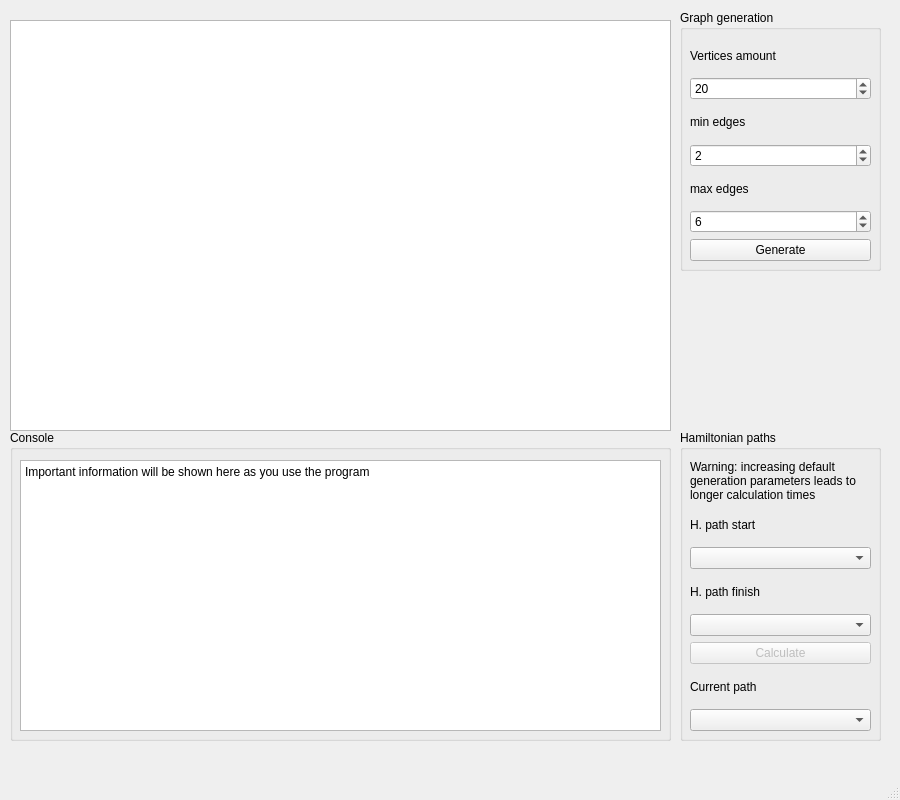
This is ui/mainwindow.ui in MetallicSky/HamiltonianPathGraph as Qt 5 draws it before an edit. The edited form follows.
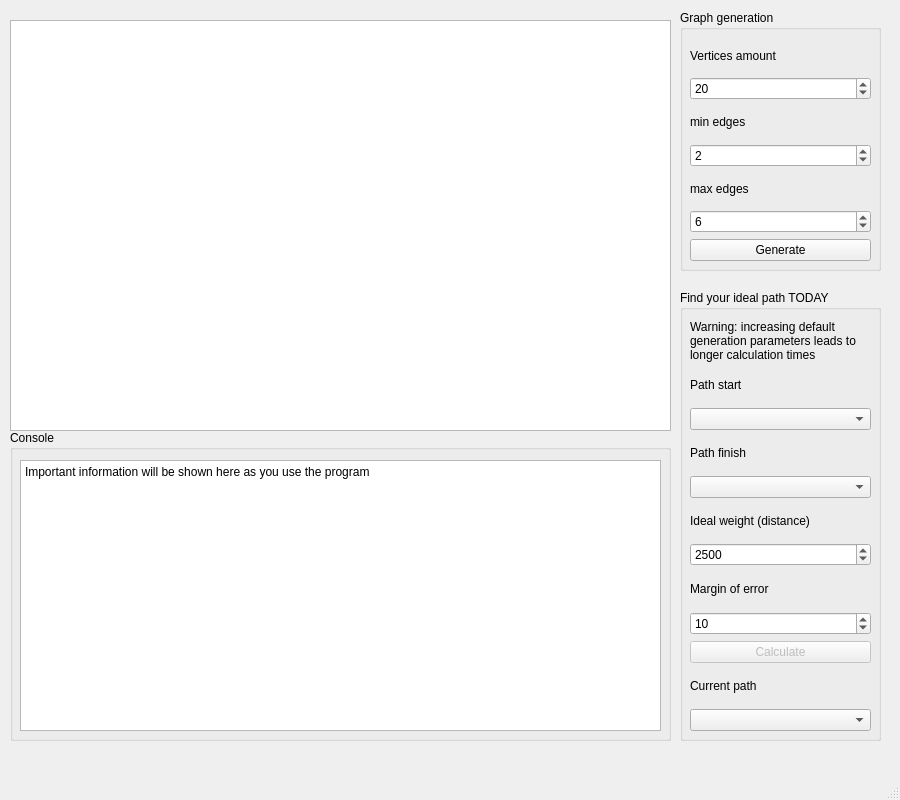
This is the edited form.

Commit message: Switched shortest hamiltonian path finder to ideal path finder - specify your desired distance and margin of error and see if you get lucky! Additionally, several improvement to UI were made in order to make it more user-friendly, primarly changing various values now doesn't affect other values or their respective spinboxes in any way - it now just enables / disables buttons based on if associated values make sense. Also, path shown now triggers on combobox->activated rather than combobox->indexChanged, which should've been so from the start

```diff
--- a/ui/mainwindow.ui
+++ b/ui/mainwindow.ui
@@ -156,13 +156,13 @@
     <property name="geometry">
      <rect>
       <x>680</x>
-      <y>430</y>
+      <y>290</y>
       <width>201</width>
-      <height>311</height>
+      <height>451</height>
      </rect>
     </property>
     <property name="title">
-     <string>Hamiltonian paths</string>
+     <string>Find your ideal path TODAY</string>
     </property>
     <widget class="QWidget" name="verticalLayoutWidget_2">
      <property name="geometry">
@@ -170,7 +170,7 @@
        <x>10</x>
        <y>30</y>
        <width>181</width>
-       <height>271</height>
+       <height>411</height>
       </rect>
      </property>
      <layout class="QVBoxLayout" name="verticalLayout_p">
@@ -187,7 +187,7 @@
       <item>
        <widget class="QLabel" name="label_pStart">
         <property name="text">
-         <string>H. path start</string>
+         <string>Path start</string>
         </property>
        </widget>
       </item>
@@ -197,13 +197,53 @@
       <item>
        <widget class="QLabel" name="label_pStart_pFinish">
         <property name="text">
-         <string>H. path finish</string>
+         <string>Path finish</string>
         </property>
        </widget>
       </item>
       <item>
        <widget class="QComboBox" name="comboBox_pFinish"/>
       </item>
+      <item>
+       <widget class="QLabel" name="label_ideal">
+        <property name="text">
+         <string>Ideal weight (distance)</string>
+        </property>
+       </widget>
+      </item>
+      <item>
+       <widget class="QSpinBox" name="spinBox_ideal">
+        <property name="minimum">
+         <number>1</number>
+        </property>
+        <property name="maximum">
+         <number>100000</number>
+        </property>
+        <property name="value">
+         <number>2500</number>
+        </property>
+       </widget>
+      </item>
+      <item>
+       <widget class="QLabel" name="label_margin">
+        <property name="text">
+         <string>Margin of error</string>
+        </property>
+       </widget>
+      </item>
+      <item>
+       <widget class="QSpinBox" name="spinBox_margin">
+        <property name="minimum">
+         <number>0</number>
+        </property>
+        <property name="maximum">
+         <number>100000</number>
+        </property>
+        <property name="value">
+         <number>10</number>
+        </property>
+       </widget>
+      </item>
       <item>
        <widget class="QPushButton" name="pushButton_calculate">
         <property name="enabled">
```
The commit also changes 5 other files.
